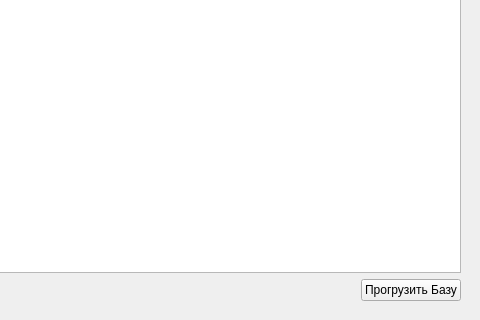
First picture: the form in assets/ui/app.ui, repository Bavalionprolate/face-look, before the edit; both pictures show x 705 to 1185 and y 459 to 779 of the 1185 by 779 pixel window.
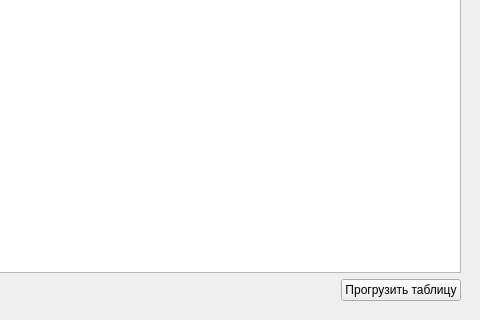
Second picture: the form after the edit. The open tabs and pages were chosen to show the change. Icons and pictures are not drawn.

Patch:
```diff
--- a/assets/ui/app.ui
+++ b/assets/ui/app.ui
@@ -848,7 +848,7 @@
                      <item>
                       <widget class="QPushButton" name="btn_get_date">
                        <property name="text">
-                        <string>Прогрузить Базу</string>
+                        <string>Прогрузить таблицу</string>
                        </property>
                       </widget>
                      </item>
```
Left out of the diff: 16 changed lines with no effect on the pictures.
